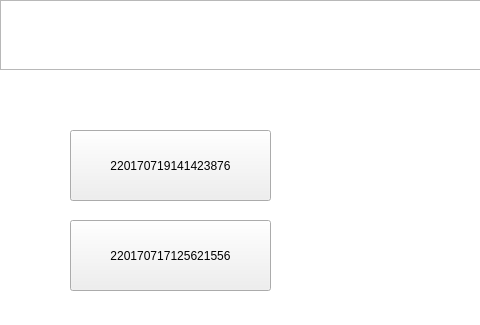
birdman1992/SmartCabinet, file SmartCabinet/Device/devicesimulate.ui: the form before one commit; both pictures show x 0 to 480 and y 0 to 325 of the 640 by 480 pixel window.
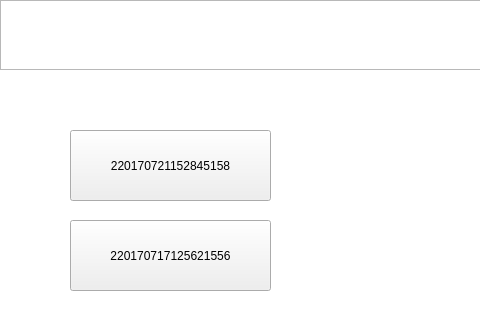
The form after the commit. The open tabs and pages were chosen to show the change.

```diff
--- a/SmartCabinet/Device/devicesimulate.ui
+++ b/SmartCabinet/Device/devicesimulate.ui
@@ -135,7 +135,7 @@
         </rect>
        </property>
        <property name="text">
-        <string>220170719141423876</string>
+        <string>220170721152845158</string>
        </property>
       </widget>
       <widget class="QPushButton" name="listCode_2">
```
Left out of the diff: 2 changed lines with no effect on the pictures.
